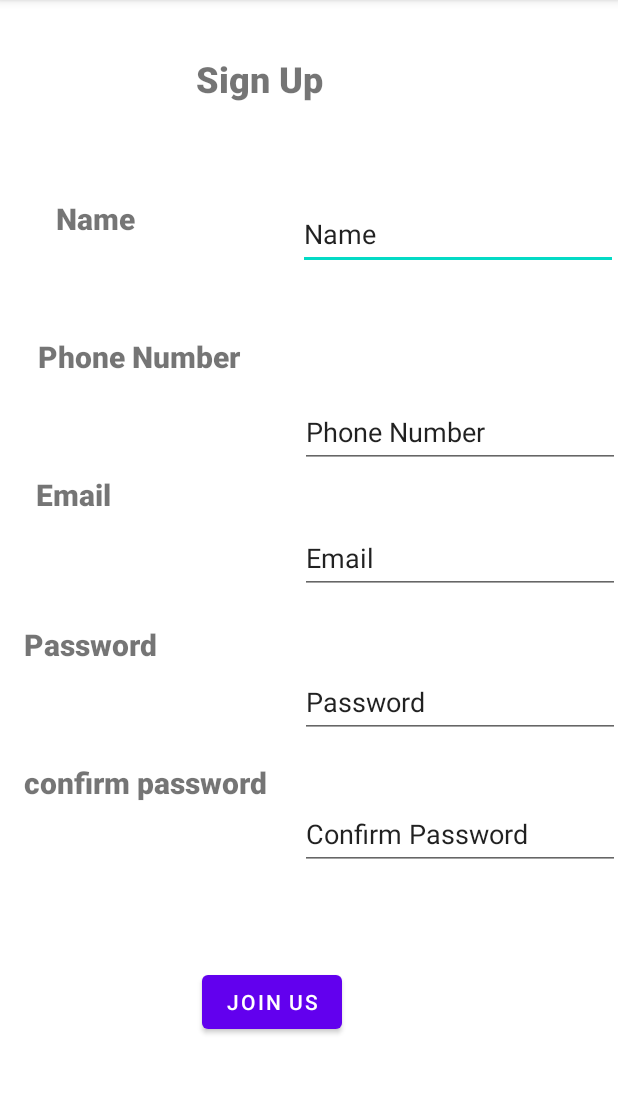
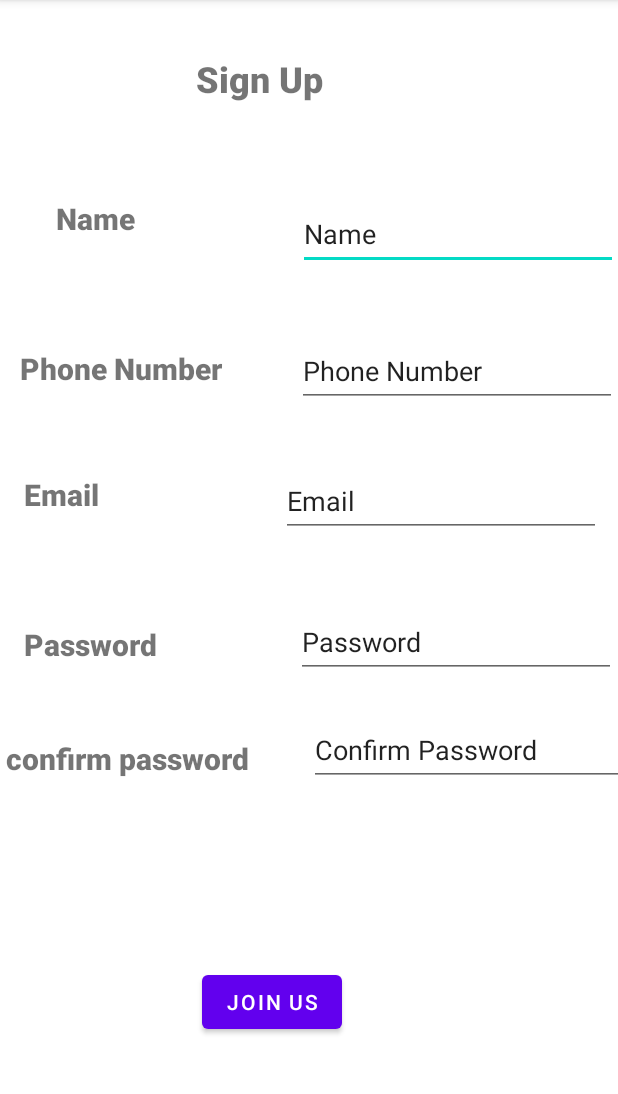
Before and after one commit to Diana-Kieru/Drip-Store, an Android app: the SignUpPage screen opened directly, with no data from a screen before it, on a phone screen of 412 x 824 dp, the part 84-1178 px from its top. Run offline under Robolectric (Android 15) with nearby library versions, the phone set to English and light mode, and no system bars.

```diff
--- a/app/build.gradle
+++ b/app/build.gradle
@@ -29,6 +29,9 @@ android {
 
 dependencies {
 
+    implementation 'com.jakewharton:butterknife:10.2.0'
+    annotationProcessor 'com.jakewharton:butterknife-compiler:10.2.0'
+
     implementation 'androidx.appcompat:appcompat:1.4.1'
     implementation 'com.google.android.material:material:1.6.0'
     implementation 'androidx.constraintlayout:constraintlayout:2.1.4'
--- a/app/src/main/res/layout/activity_sign_up_page.xml
+++ b/app/src/main/res/layout/activity_sign_up_page.xml
@@ -35,57 +35,53 @@
         android:id="@+id/editTextTextPersonName4"
         android:layout_width="wrap_content"
         android:layout_height="wrap_content"
-        android:layout_marginStart="200dp"
-        android:layout_marginBottom="456dp"
+        android:layout_marginStart="40dp"
         android:autofillHints=""
         android:ems="10"
         android:inputType="textPersonName"
         android:minHeight="48dp"
         android:text="Phone Number"
-        app:layout_constraintBottom_toBottomOf="parent"
-        app:layout_constraintStart_toStartOf="parent" />
+        app:layout_constraintBottom_toBottomOf="@+id/textView3"
+        app:layout_constraintStart_toEndOf="@+id/textView3" />
 
     <EditText
         android:id="@+id/editTextTextPersonName6"
         android:layout_width="wrap_content"
         android:layout_height="wrap_content"
-        android:layout_marginStart="200dp"
-        android:layout_marginBottom="372dp"
+        android:layout_marginStart="36dp"
         android:autofillHints=""
         android:ems="10"
         android:inputType="textPersonName"
         android:minHeight="48dp"
         android:text="Email"
-        app:layout_constraintBottom_toBottomOf="parent"
-        app:layout_constraintStart_toStartOf="parent" />
+        app:layout_constraintBottom_toBottomOf="@+id/textView7"
+        app:layout_constraintStart_toEndOf="@+id/textView7" />
 
     <EditText
         android:id="@+id/editTextTextPersonName7"
         android:layout_width="wrap_content"
         android:layout_height="wrap_content"
-        android:layout_marginStart="200dp"
-        android:layout_marginBottom="276dp"
+        android:layout_marginStart="36dp"
         android:autofillHints=""
         android:ems="10"
         android:inputType="textPersonName"
         android:minHeight="48dp"
         android:text="Password"
-        app:layout_constraintBottom_toBottomOf="parent"
-        app:layout_constraintStart_toStartOf="parent" />
+        app:layout_constraintBottom_toBottomOf="@+id/textView8"
+        app:layout_constraintStart_toEndOf="@+id/textView8" />
 
     <EditText
         android:id="@+id/editTextTextPersonName8"
         android:layout_width="wrap_content"
         android:layout_height="wrap_content"
-        android:layout_marginStart="200dp"
-        android:layout_marginBottom="188dp"
+        android:layout_marginStart="16dp"
         android:autofillHints=""
         android:ems="10"
         android:inputType="textPersonName"
         android:minHeight="48dp"
         android:text="Confirm Password"
-        app:layout_constraintBottom_toBottomOf="parent"
-        app:layout_constraintStart_toStartOf="parent" />
+        app:layout_constraintBottom_toBottomOf="@+id/textView9"
+        app:layout_constraintStart_toEndOf="@+id/textView9" />
 
     <TextView
         android:id="@+id/textView4"
@@ -104,8 +100,8 @@
         android:id="@+id/textView3"
         android:layout_width="154dp"
         android:layout_height="39dp"
-        android:layout_marginStart="16dp"
-        android:layout_marginTop="224dp"
+        android:layout_marginStart="4dp"
+        android:layout_marginTop="232dp"
         android:fontFamily="sans-serif-black"
         android:text="Phone Number"
         android:textAlignment="center"
@@ -117,7 +113,7 @@
         android:id="@+id/textView7"
         android:layout_width="135dp"
         android:layout_height="42dp"
-        android:layout_marginStart="24dp"
+        android:layout_marginStart="16dp"
         android:layout_marginTop="316dp"
         android:fontFamily="sans-serif-black"
         android:text="Email"
@@ -141,8 +137,8 @@
         android:id="@+id/textView9"
         android:layout_width="186dp"
         android:layout_height="32dp"
-        android:layout_marginStart="16dp"
-        android:layout_marginTop="508dp"
+        android:layout_marginStart="4dp"
+        android:layout_marginTop="492dp"
         android:fontFamily="sans-serif-black"
         android:text="confirm password"
         android:textSize="20sp"
```
Also changed, not shown: app/src/main/java/com/moringaschool/dripstore/MainActivity.java (+31 -1 lines), app/src/main/res/layout/activity_main.xml (+6 -6 lines).
